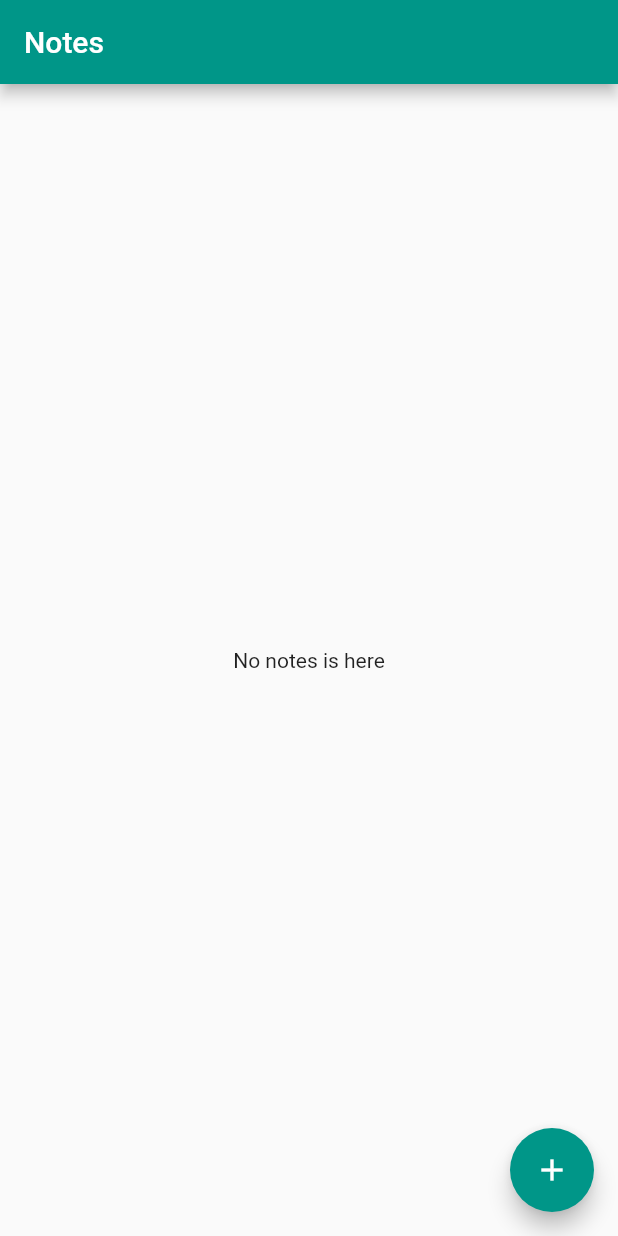
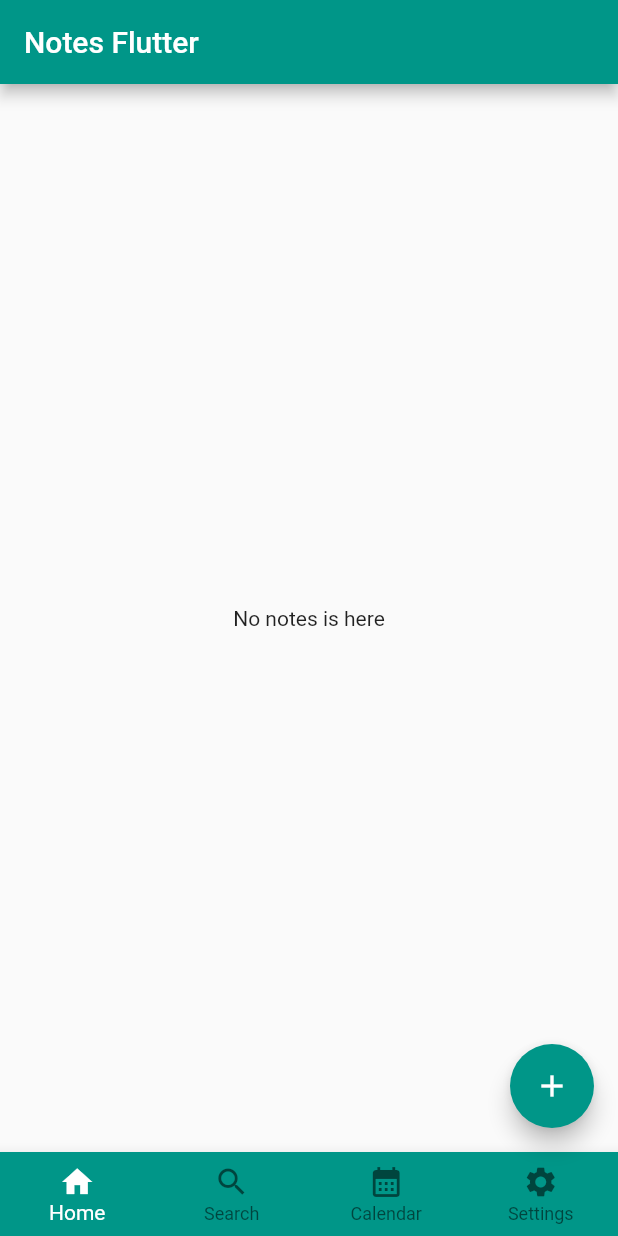
Before and after one commit to OwlDarlyn/flutter-notes, a Flutter app: the screen it shows after launch, on a phone screen of 412 x 824 dp. Run offline on Flutter 3.47's test engine with Material 2 defaults, Android fonts, the phone set to English and light mode, and no system bars.

Commit message:
adding bottomNavigationBar

```diff
--- a/lib/main.dart
+++ b/lib/main.dart
@@ -17,9 +17,11 @@ class MyApp extends StatelessWidget {
   @override
   Widget build(BuildContext context) {
     return MaterialApp(
-      title: 'Notes',
+      title: 'Notes Futter',
       theme: ThemeData(
         colorScheme: ColorScheme.fromSwatch(primarySwatch: Colors.teal),
+        appBarTheme: AppBarTheme(
+            backgroundColor: Colors.teal, foregroundColor: Colors.white),
       ),
       home: HomeScreen(),
     );
--- a/lib/screens/home_screen.dart
+++ b/lib/screens/home_screen.dart
@@ -16,7 +16,7 @@ class HomeScreen extends StatelessWidget {
       appBar: AppBar(
         title: Consumer<NoteCollection>(builder: (context, notes, child) {
           if (notes.count == 0) {
-            return Text('Notes');
+            return Text('Notes Flutter');
           }
           return Text('Notes (${notes.count})');
         }),
@@ -39,6 +39,20 @@ class HomeScreen extends StatelessWidget {
           // debugPrint(note.id.toString());
         },
         child: Icon(Icons.add),
+      ),
+      bottomNavigationBar: BottomNavigationBar(
+        type: BottomNavigationBarType.fixed,
+        backgroundColor: Colors.teal,
+        selectedItemColor: Colors.white,
+        items: const <BottomNavigationBarItem>[
+          BottomNavigationBarItem(icon: Icon(Icons.home), label: 'Home'),
+          BottomNavigationBarItem(icon: Icon(Icons.search), label: 'Search'),
+          BottomNavigationBarItem(
+              icon: Icon(Icons.calendar_month), label: 'Calendar'),
+          BottomNavigationBarItem(
+              icon: Icon(Icons.settings), label: 'Settings'),
+        ],
+        onTap: (_) {},
       ),
     );
   }
```
Also changed, not shown: lib/screens/calendar_screen.dart (added), lib/screens/search_screen.dart (added), lib/screens/settings_screen.dart (added).
